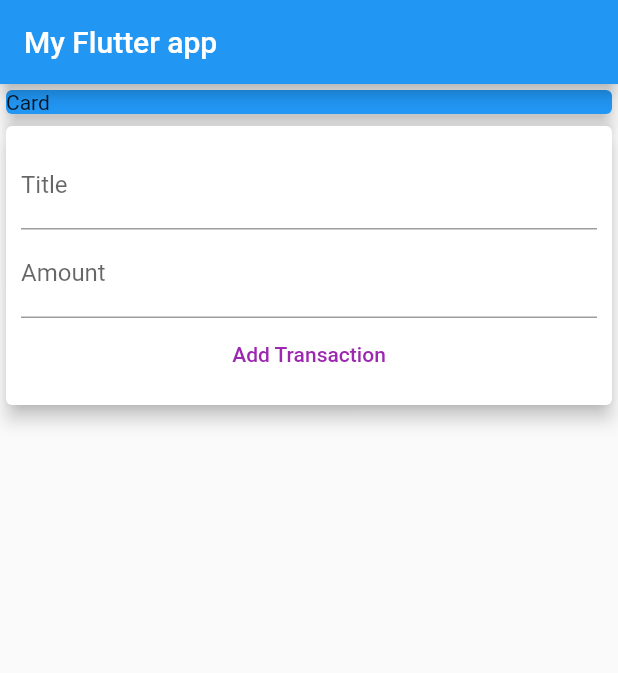
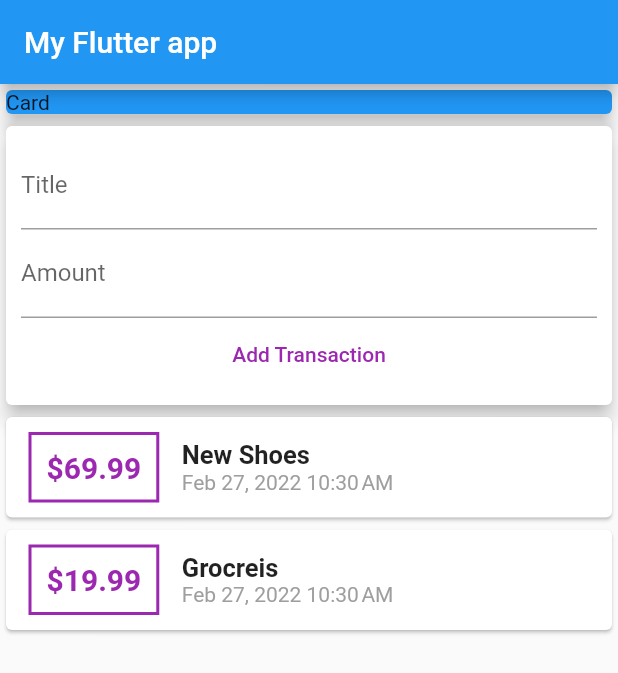
Before and after one commit to anmol-smath97/flutter_expense_tracker1, a Flutter app: the screen it shows after launch, after a tap on "Add Transaction", on a phone screen of 412 x 824 dp. Shown: the top 673 px of the screen. Run offline on Flutter 3.47's test engine with Material 2 defaults, Android fonts, the phone set to English and light mode, and no system bars.

Commit message:
Third Commit

```diff
--- a/lib/main.dart
+++ b/lib/main.dart
@@ -1,6 +1,6 @@
 import 'package:expense_tracker/models/transaction.dart';
 import 'package:flutter/material.dart';
-import 'package:intl/intl.dart';
+import './widgets/user_transactions.dart';
 
 void main() {
   runApp(MyApp());
@@ -32,7 +32,8 @@ class MyHomePage extends StatelessWidget {
       appBar: AppBar(
         title: Text('My Flutter app'),
       ),
-      body: Column(
+      body: SingleChildScrollView(
+        child: Column(
           //mainAxisAlignment: MainAxisAlignment.spaceAround,
           crossAxisAlignment: CrossAxisAlignment.stretch,
           children: <Widget>[
@@ -44,73 +45,9 @@ class MyHomePage extends StatelessWidget {
                 elevation: 5,
               ),
             ),
-          Card(
-            elevation: 5,
-            child: Container(
-              padding: EdgeInsets.all(10),
-              child: Column(
-                children: <Widget>[
-                  TextField(
-                    // onChanged: (value) => {title = value},
-                    decoration: InputDecoration(labelText: 'Title'),
-                    controller: titleController,
-                  ),
-                  TextField(
-                    //onChanged: (value) => {amount = value},
-                    decoration: InputDecoration(labelText: 'Amount'),
-                    controller: amountController,
-                  ),
-                  FlatButton(
-                    onPressed: () {
-                      print(titleController.text);
-                      print(amountController.text);
-                    },
-                    child: Text('Add Transaction'),
-                    textColor: Colors.purple,
-                  ),
+            UserTransactions(),
           ],
         ),
-            ),
-          ),
-          Column(
-            children: transactions.map((tx) {
-              return Card(
-                child: Row(
-                  children: <Widget>[
-                    Container(
-                      margin:
-                          EdgeInsets.symmetric(vertical: 10, horizontal: 15),
-                      decoration: BoxDecoration(
-                          border: Border.all(color: Colors.purple, width: 2)),
-                      padding: EdgeInsets.all(10),
-                      child: Text('\$${tx.amount}',
-                          style: TextStyle(
-                              fontWeight: FontWeight.bold,
-                              fontSize: 20,
-                              color: Colors.purple)),
-                    ),
-                    Column(
-                      crossAxisAlignment: CrossAxisAlignment.start,
-                      children: <Widget>[
-                        Text(
-                          tx.title,
-                          style: TextStyle(
-                            fontWeight: FontWeight.bold,
-                            fontSize: 17,
-                          ),
-                        ),
-                        Text(
-                          DateFormat.yMMMd().add_jm().format(tx.date),
-                          style: TextStyle(color: Colors.grey),
-                        )
-                      ],
-                    ),
-                  ],
-                ),
-              );
-            }).toList(),
-          ),
-        ],
       ),
     );
   }
--- /dev/null
+++ b/lib/widgets/new_transactions.dart
@@ -0,0 +1,42 @@
+import 'package:flutter/material.dart';
+
+class NewTransaction extends StatelessWidget {
+  final Function addTx;
+
+  final titleController = TextEditingController();
+  final amountController = TextEditingController();
+
+  NewTransaction(this.addTx);
+
+  @override
+  Widget build(BuildContext context) {
+    return Card(
+      elevation: 5,
+      child: Container(
+        padding: EdgeInsets.all(10),
+        child: Column(
+          children: <Widget>[
+            TextField(
+              // onChanged: (value) => {title = value},
+              decoration: InputDecoration(labelText: 'Title'),
+              controller: titleController,
+            ),
+            TextField(
+              //onChanged: (value) => {amount = value},
+              decoration: InputDecoration(labelText: 'Amount'),
+              controller: amountController,
+            ),
+            FlatButton(
+              onPressed: () {
+                addTx(titleController.text,
+                    double.parse(amountController.text.toString()));
+              },
+              child: Text('Add Transaction'),
+              textColor: Colors.purple,
+            ),
+          ],
+        ),
+      ),
+    );
+  }
+}
--- a/lib/widgets/transaction_list.dart
+++ b/lib/widgets/transaction_list.dart
@@ -1,22 +1,59 @@
+import 'package:flutter/material.dart';
+import 'package:intl/intl.dart';
 import '../models/transaction.dart';
-import 'package:flutter/material.dart';
 
-class TransactionList extends StatefulWidget {
-  const TransactionList({Key? key}) : super(key: key);
-
-  @override
-  _TransactionListState createState() => _TransactionListState();
-}
-
-class _TransactionListState extends State<TransactionList> {
-  final List<Transaction> userTransactionList = [
-    Transaction(
-        id: 't1', title: 'New Shoes', amount: 69.99, date: DateTime.now()),
-    Transaction(
-        id: 't2', title: 'Grocreis', amount: 19.99, date: DateTime.now())
-  ];
+class TransactionList extends StatelessWidget {
+  final List<Transaction> transactions;
+  TransactionList(this.transactions);
+  // final List<Transaction> userTransactionList = [
+  //   Transaction(
+  //       id: 't1', title: 'New Shoes', amount: 69.99, date: DateTime.now()),
+  //   Transaction(
+  //       id: 't2', title: 'Grocreis', amount: 19.99, date: DateTime.now())
+  // ];
   @override
   Widget build(BuildContext context) {
-    return Container();
+    return SingleChildScrollView(
+      child: Container(
+        height: 300,
+        child: Column(
+          children: transactions.map((tx) {
+            return Card(
+              child: Row(
+                children: <Widget>[
+                  Container(
+                    margin: EdgeInsets.symmetric(vertical: 10, horizontal: 15),
+                    decoration: BoxDecoration(
+                        border: Border.all(color: Colors.purple, width: 2)),
+                    padding: EdgeInsets.all(10),
+                    child: Text('\$${tx.amount}',
+                        style: TextStyle(
+                            fontWeight: FontWeight.bold,
+                            fontSize: 20,
+                            color: Colors.purple)),
+                  ),
+                  Column(
+                    crossAxisAlignment: CrossAxisAlignment.start,
+                    children: <Widget>[
+                      Text(
+                        tx.title,
+                        style: TextStyle(
+                          fontWeight: FontWeight.bold,
+                          fontSize: 17,
+                        ),
+                      ),
+                      Text(
+                        DateFormat.yMMMd().add_jm().format(tx.date),
+                        style: TextStyle(color: Colors.grey),
+                      )
+                    ],
+                  ),
+                ],
+              ),
+            );
+          }).toList(),
+        ),
+      ),
+    );
   }
 }
--- /dev/null
+++ b/lib/widgets/user_transactions.dart
@@ -0,0 +1,40 @@
+import 'package:flutter/material.dart';
+import 'package:expense_tracker/widgets/new_transactions.dart';
+import 'package:expense_tracker/widgets/transaction_list.dart';
+import '../models/transaction.dart';
+
+class UserTransactions extends StatefulWidget {
+  @override
+  _UserTransactionsState createState() => _UserTransactionsState();
+}
+
+class _UserTransactionsState extends State<UserTransactions> {
+  final List<Transaction> userTransactionList = [
+    Transaction(
+        id: 't1', title: 'New Shoes', amount: 69.99, date: DateTime.now()),
+    Transaction(
+        id: 't2', title: 'Grocreis', amount: 19.99, date: DateTime.now())
+  ];
+
+  void _addTransaction(String txTitle, double txAmount) {
+    final newTx = Transaction(
+        id: DateTime.now().toString(),
+        title: txTitle,
+        amount: txAmount,
+        date: DateTime.now());
+
+    setState(() {
+      userTransactionList.add(newTx);
+    });
+  }
+
+  @override
+  Widget build(BuildContext context) {
+    return Column(
+      children: [
+        NewTransaction(_addTransaction), //function pointer
+        TransactionList(userTransactionList),
+      ],
+    );
+  }
+}
```
Lines whose indentation alone changed are shown as unchanged.
